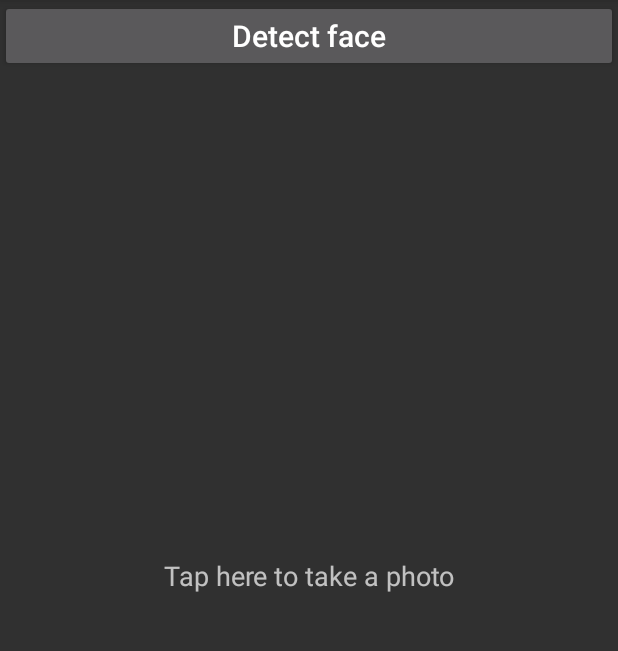
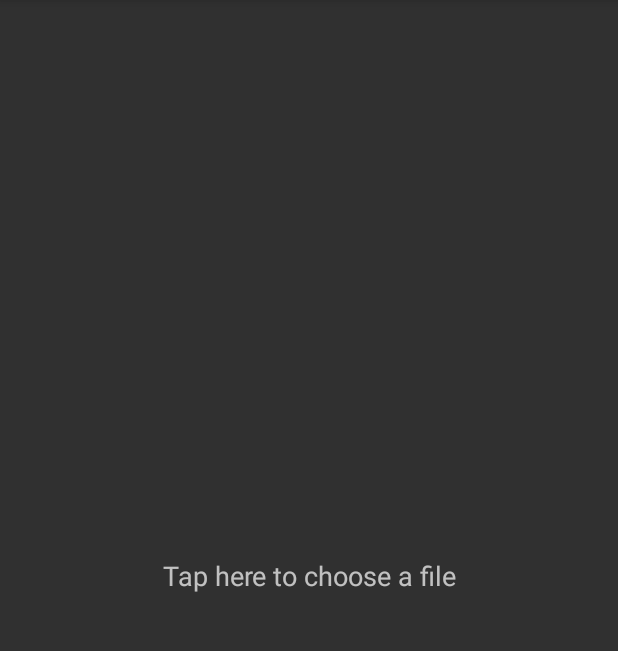
Before and after one commit to digitapex/CelebrityRecognition, an Android app: the screen it shows after launch (MainActivity), on a phone screen of 412 x 824 dp, the part 84-735 px from its top. Run offline under Robolectric (Android 15) with nearby library versions, the phone set to English and light mode, and no system bars; our stand-ins replace Picasso; pictures from the network do not load.

Commit message:
Remove camera because bad recognition results when from photo

```diff
--- a/app/src/main/res/layout/activity_main.xml
+++ b/app/src/main/res/layout/activity_main.xml
@@ -26,20 +26,9 @@
         android:id="@+id/detect_face"
         android:layout_width="match_parent"
         android:layout_height="wrap_content"
-        android:layout_above="@id/new_photo"
+        android:layout_alignParentBottom="true"
         android:onClick="detectFace"
         android:text="@string/detect_face"
-        android:textAllCaps="false"
-        android:textSize="20sp"
-        android:visibility="visible" />
-
-    <Button
-        android:id="@+id/new_photo"
-        android:layout_width="match_parent"
-        android:layout_height="wrap_content"
-        android:layout_alignParentBottom="true"
-        android:onClick="takePhoto"
-        android:text="@string/new_photo"
         android:textAllCaps="false"
         android:textSize="20sp"
         android:visibility="gone" />
--- a/app/src/main/res/values/strings.xml
+++ b/app/src/main/res/values/strings.xml
@@ -1,6 +1,6 @@
 <resources>
     <string name="app_name">Celebrity Recognition</string>
-    <string name="tap_here">Tap here to take a photo</string>
+    <string name="tap_here">Tap here to choose a file</string>
     <string name="detect_face">Detect face</string>
     <string name="new_photo">New photo</string>
 </resources>
```
Also changed, not shown: app/src/main/java/com/spitslide/celebrityrecognition/MainActivity.java (+2 -37 lines).
